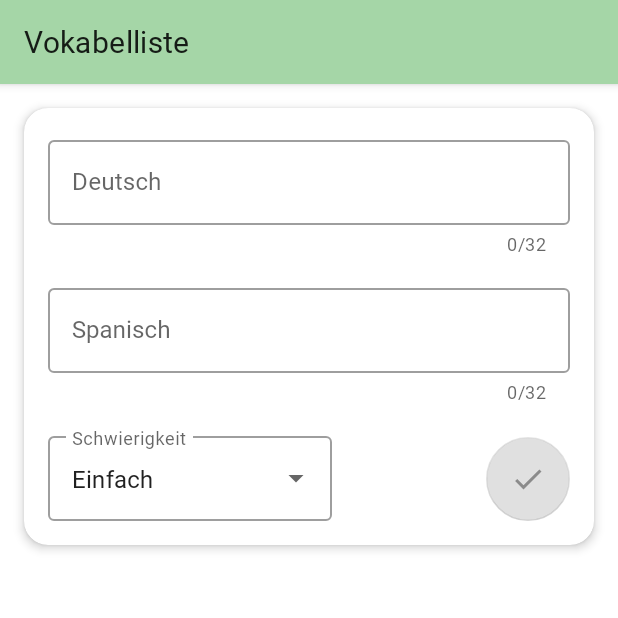
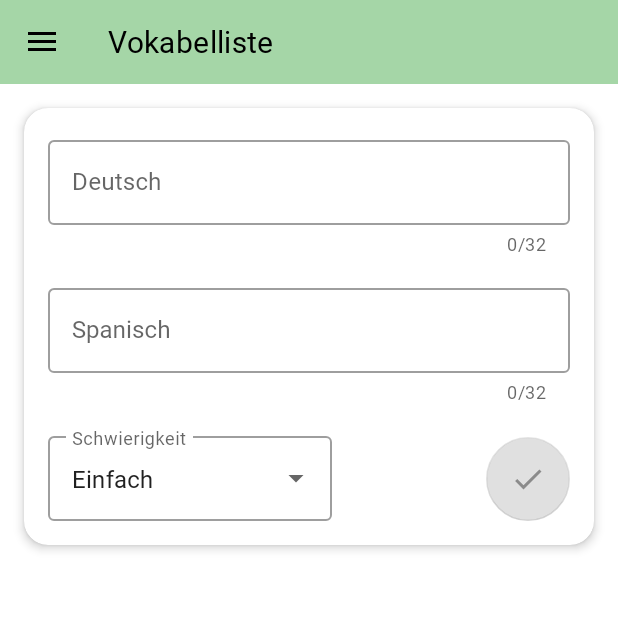
Before and after one commit to mteerie/Vocabulario, an Android app: the fragment AddEditFragment placed in its activity, on a phone screen of 412 x 824 dp, the top half of it. Run offline under Robolectric (Android 15) with nearby library versions, the phone set to English and light mode, and no system bars; our stand-ins replace Dagger/Hilt's generated code, Room's generated code, navigation-ui; libraries missing offline, so code that uses them is left out: androidx.hilt, androidx.hilt.lifecycle; 2 statements that could not run were skipped.

Commit message:
implement navigation drawer, implement interface to set state of navigation drawer in different destinations, update main activity layout with drawer layout as root layout, change app theme to NoActionBar version, implement MaterialToolBar in MainActivity

```diff
--- a/app/src/main/java/com/inf3005/android/vocabulario/MainActivity.kt
+++ b/app/src/main/java/com/inf3005/android/vocabulario/MainActivity.kt
@@ -2,37 +2,60 @@ package com.inf3005.android.vocabulario
 
 import android.os.Bundle
 import androidx.appcompat.app.AppCompatActivity
+import androidx.drawerlayout.widget.DrawerLayout
 import androidx.navigation.NavController
 import androidx.navigation.fragment.NavHostFragment
+import androidx.navigation.ui.AppBarConfiguration
+import androidx.navigation.ui.navigateUp
 import androidx.navigation.ui.setupActionBarWithNavController
 import androidx.navigation.ui.setupWithNavController
-import com.google.android.material.bottomnavigation.BottomNavigationView
+import com.google.android.material.appbar.MaterialToolbar
+import com.google.android.material.navigation.NavigationView
 import com.inf3005.android.vocabulario.utilities.KeyboardUtilities
+import com.inf3005.android.vocabulario.utilities.NavigationDrawerState
 import dagger.hilt.android.AndroidEntryPoint
 
-
 @AndroidEntryPoint
-class MainActivity : AppCompatActivity() {
+class MainActivity : AppCompatActivity(), NavigationDrawerState {
+    private lateinit var navHostFragment: NavHostFragment
 
     private lateinit var navigationController: NavController
 
-    private lateinit var navHostFragment: NavHostFragment
+    private lateinit var navigationView: NavigationView
+
+    private lateinit var drawerLayout: DrawerLayout
+
+    private lateinit var toolbar: MaterialToolbar
+
+    private lateinit var appBarConfiguration: AppBarConfiguration
 
     override fun onCreate(savedInstanceState: Bundle?) {
         super.onCreate(savedInstanceState)
         setContentView(R.layout.activity_main)
+
+        toolbar = findViewById(R.id.toolbar)
+
+        setSupportActionBar(toolbar)
 
         navHostFragment = supportFragmentManager.findFragmentById(R.id.nav_host_fragment)
                 as NavHostFragment
 
         navigationController = navHostFragment.navController
 
-        setupActionBarWithNavController(navigationController)
+        navigationView = findViewById(R.id.navigation_view)
+
+        navigationView.setupWithNavController(navigationController)
+
+        drawerLayout = findViewById(R.id.drawer_layout)
+
+        appBarConfiguration = AppBarConfiguration(navigationController.graph, drawerLayout)
+
+        setupActionBarWithNavController(navigationController, appBarConfiguration)
     }
 
     override fun onSupportNavigateUp(): Boolean {
         KeyboardUtilities.hideKeyboard(this)
-        return navigationController.navigateUp() || super.onSupportNavigateUp()
+        return navigationController.navigateUp(appBarConfiguration) || super.onSupportNavigateUp()
     }
 
     override fun onBackPressed() {
@@ -45,4 +68,20 @@ class MainActivity : AppCompatActivity() {
          * */
         KeyboardUtilities.hideKeyboard(this)
     }
+
+    /**
+     * Die Funktion soll von unterschiedlichen Zielen innerhalb der App (Fragments oder ggf.
+     * anderen Activities) mit Übergabe eines Boolean aufgerufen werden können.
+     *
+     * Soll der Navigation Drawer nicht über Gesten aufrufbar sein (bspw. im AddEditFragment),
+     * so wird false übergeben.
+     * */
+    override fun setDrawerState(enabled: Boolean) {
+        drawerLayout.setDrawerLockMode(
+            if (enabled)
+                DrawerLayout.LOCK_MODE_UNLOCKED
+            else
+                DrawerLayout.LOCK_MODE_LOCKED_CLOSED
+        )
+    }
 }
--- a/app/src/main/java/com/inf3005/android/vocabulario/add_edit/AddEditFragment.kt
+++ b/app/src/main/java/com/inf3005/android/vocabulario/add_edit/AddEditFragment.kt
@@ -11,6 +11,7 @@ import com.inf3005.android.vocabulario.data.Difficulty
 import com.inf3005.android.vocabulario.databinding.FragmentAddEditBinding
 import androidx.core.widget.addTextChangedListener
 import com.inf3005.android.vocabulario.utilities.KeyboardUtilities
+import com.inf3005.android.vocabulario.utilities.NavigationDrawerState
 import dagger.hilt.android.AndroidEntryPoint
 
 @AndroidEntryPoint
@@ -20,6 +21,8 @@ class AddEditFragment : Fragment(R.layout.fragment_add_edit) {
 
     override fun onViewCreated(view: View, savedInstanceState: Bundle?) {
         super.onViewCreated(view, savedInstanceState)
+
+        (activity as NavigationDrawerState).setDrawerState(false)
 
         val binding = FragmentAddEditBinding.bind(view)
 
@@ -92,6 +95,11 @@ class AddEditFragment : Fragment(R.layout.fragment_add_edit) {
          * eines Listeneintrags den submitButton drückt, ohne vorher die Tastatur zu schließen.
          * */
         KeyboardUtilities.hideKeyboard(requireActivity())
+    }
 
+    override fun onDestroyView() {
+        super.onDestroyView()
+
+        (activity as NavigationDrawerState).setDrawerState(true)
     }
 }
--- a/app/src/main/java/com/inf3005/android/vocabulario/utilities/Utilities.kt
+++ b/app/src/main/java/com/inf3005/android/vocabulario/utilities/Utilities.kt
@@ -62,3 +62,13 @@ class KeyboardUtilities {
         }
     }
 }
+
+/**
+ * Adaptiert an Funktionalität von stackoverflow-Nutzer Mike M. (36250280).
+ *
+ * Es wird ein Interface implementiert, über dessen Funktion setDrawerState festgelegt wird,
+ * ob der Navigation Drawer per Gesten geöffnet werden kann.
+ * */
+interface NavigationDrawerState {
+    fun setDrawerState(enabled: Boolean)
+}
--- a/app/src/main/res/drawable-anydpi-v26/ic_launcher_background.xml
+++ b/app/src/main/res/drawable-anydpi-v26/ic_launcher_background.xml
@@ -17,8 +17,7 @@
                     android:offset="0" />
                 <item
                     android:color="#a5d6a7"
-            android:offset="0.5"
-            />
+                    android:offset="0.5" />
                 <item
                     android:color="#75a478"
                     android:offset="1" />
--- a/app/src/main/res/drawable/ic_information.xml
+++ b/app/src/main/res/drawable/ic_information.xml
@@ -6,5 +6,5 @@
     android:tint="?attr/colorControlNormal">
   <path
       android:fillColor="@android:color/white"
-      android:pathData="M12,2C6.48,2 2,6.48 2,12s4.48,10 10,10 10,-4.48 10,-10S17.52,2 12,2zM13,17h-2v-6h2v6zM13,9h-2L11,7h2v2z"/>
+      android:pathData="M11,7h2v2h-2zM11,11h2v6h-2zM12,2C6.48,2 2,6.48 2,12s4.48,10 10,10 10,-4.48 10,-10S17.52,2 12,2zM12,20c-4.41,0 -8,-3.59 -8,-8s3.59,-8 8,-8 8,3.59 8,8 -3.59,8 -8,8z"/>
 </vector>
--- a/app/src/main/res/layout/activity_main.xml
+++ b/app/src/main/res/layout/activity_main.xml
@@ -1,11 +1,26 @@
 <?xml version="1.0" encoding="utf-8"?>
-<androidx.constraintlayout.widget.ConstraintLayout xmlns:android="http://schemas.android.com/apk/res/android"
+<androidx.drawerlayout.widget.DrawerLayout xmlns:android="http://schemas.android.com/apk/res/android"
     xmlns:app="http://schemas.android.com/apk/res-auto"
     xmlns:tools="http://schemas.android.com/tools"
+    android:id="@+id/drawer_layout"
     android:layout_width="match_parent"
     android:layout_height="match_parent"
     android:configChanges="uiMode"
     tools:context=".MainActivity">
+
+    <LinearLayout
+        android:layout_width="wrap_content"
+        android:layout_height="wrap_content"
+        android:orientation="vertical">
+
+        <com.google.android.material.appbar.MaterialToolbar
+            android:id="@+id/toolbar"
+            android:layout_width="match_parent"
+            android:layout_height="wrap_content"
+            android:background="?attr/colorPrimary"
+            android:minHeight="?attr/actionBarSize"
+            app:titleTextColor="@color/black"
+            android:theme="@style/ThemeOverlay.MaterialComponents.Toolbar.Primary"/>
 
         <androidx.fragment.app.FragmentContainerView
             android:id="@+id/nav_host_fragment"
@@ -14,4 +29,15 @@
             android:layout_height="match_parent"
             app:defaultNavHost="true"
             app:navGraph="@navigation/nav_graph_main" />
-</androidx.constraintlayout.widget.ConstraintLayout>
+    </LinearLayout>
+
+    <com.google.android.material.navigation.NavigationView
+        android:id="@+id/navigation_view"
+        android:layout_width="wrap_content"
+        android:layout_height="match_parent"
+        android:layout_gravity="start"
+        android:fitsSystemWindows="true"
+        app:headerLayout="@layout/drawer_header"
+        app:menu="@menu/navigation_drawer_menu" />
+
+</androidx.drawerlayout.widget.DrawerLayout>
--- /dev/null
+++ b/app/src/main/res/menu/navigation_drawer_menu.xml
@@ -0,0 +1,16 @@
+<?xml version="1.0" encoding="utf-8"?>
+<menu xmlns:android="http://schemas.android.com/apk/res/android">
+    <group android:checkableBehavior="single">
+
+        <item
+            android:id="@+id/listFragment"
+            android:icon="@drawable/ic_info_list"
+            android:title="@string/vocabulary_list"
+            />
+        <item
+            android:id="@+id/infoFragment"
+            android:icon="@drawable/ic_information"
+            android:title="@string/menu_info" />
+
+    </group>
+</menu>
--- a/app/src/main/res/values/strings.xml
+++ b/app/src/main/res/values/strings.xml
@@ -1,7 +1,7 @@
 <resources>
     <string name="app_name">Vocabulario</string>
 
-    <string name="vocabulary_list_nav_button_text">Vokabelliste</string>
+    <string name="vocabulary_list">Vokabelliste</string>
 
     <string name="info_text_1">Diese Anwendung wird derzeit noch konstruiert.</string>
 
--- a/app/src/main/res/values/themes.xml
+++ b/app/src/main/res/values/themes.xml
@@ -1,6 +1,6 @@
 <resources xmlns:tools="http://schemas.android.com/tools">
     <!-- Base application theme. -->
-    <style name="Theme.Vocabulario" parent="Theme.MaterialComponents.Light">
+    <style name="Theme.Vocabulario" parent="Theme.MaterialComponents.Light.NoActionBar">
         <!-- Primary brand color. -->
         <item name="colorPrimary">@color/green_200</item>
         <item name="colorPrimaryVariant">@color/green_200_dark</item>
```
Also changed, not shown: app/src/main/res/drawable/gradient.xml (added, +9 -0 lines), app/src/main/res/layout/drawer_header.xml (added, +22 -0 lines). Lines whose indentation alone changed are shown as unchanged.
